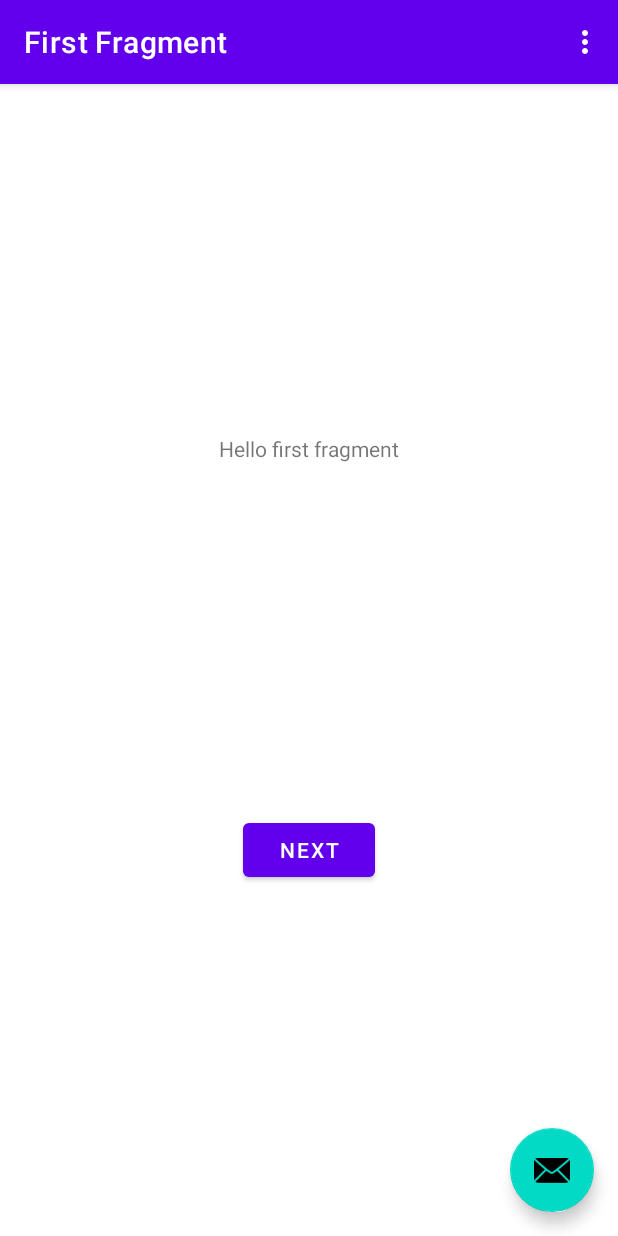
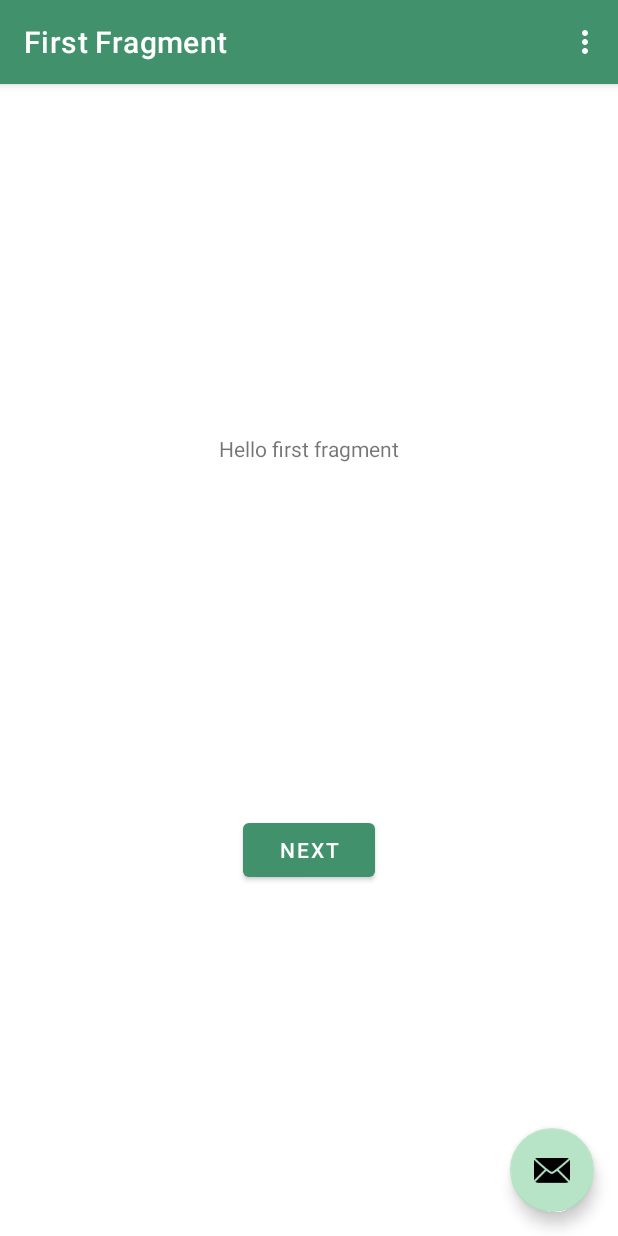
Before and after one commit to MartynaSobolewska/Spinach, an Android app: the screen it shows after launch (MainActivity), on a phone screen of 412 x 824 dp. Run offline under Robolectric (Android 15) with nearby library versions, the phone set to English and light mode, and no system bars; our stand-ins replace navigation-ui.

Commit message:
color themes changed

```diff
--- a/app/src/main/res/values/colors.xml
+++ b/app/src/main/res/values/colors.xml
@@ -1,5 +1,18 @@
 <?xml version="1.0" encoding="utf-8"?>
 <resources>
+    // fixes primary color issues
+    <color name="colorPrimary">@color/green_1</color>
+    <color name="colorPrimaryDark">@color/dark_green_1</color>
+    <color name="colorAccent">@color/green_3</color>
+
+    <color name="green_1">#40916c</color>
+    <color name="green_2">#52b788</color>
+    <color name="green_3">#b7e4c7</color>
+    <color name="dark_green_1">#2d6a4f</color>
+    <color name="dark_green_2">#1b4332</color>
+    <color name="dark_green_3">#081c15</color>
+    <color name="beige">#dad7cd</color> //f0ead2 (warmer option)
+
     <color name="purple_200">#FFBB86FC</color>
     <color name="purple_500">#FF6200EE</color>
     <color name="purple_700">#FF3700B3</color>
--- a/app/src/main/res/values/themes.xml
+++ b/app/src/main/res/values/themes.xml
@@ -2,11 +2,11 @@
     <!-- Base application theme. -->
     <style name="Theme.MyApplication" parent="Theme.MaterialComponents.DayNight.DarkActionBar">
         <!-- Primary brand color. -->
-        <item name="colorPrimary">@color/purple_500</item>
-        <item name="colorPrimaryVariant">@color/purple_700</item>
+        <item name="colorPrimary">@color/colorPrimary</item>
+        <item name="colorPrimaryVariant">@color/colorPrimaryDark</item>
         <item name="colorOnPrimary">@color/white</item>
         <!-- Secondary brand color. -->
-        <item name="colorSecondary">@color/teal_200</item>
+        <item name="colorSecondary">@color/colorAccent</item>
         <item name="colorSecondaryVariant">@color/teal_700</item>
         <item name="colorOnSecondary">@color/black</item>
         <!-- Status bar color. -->
```
